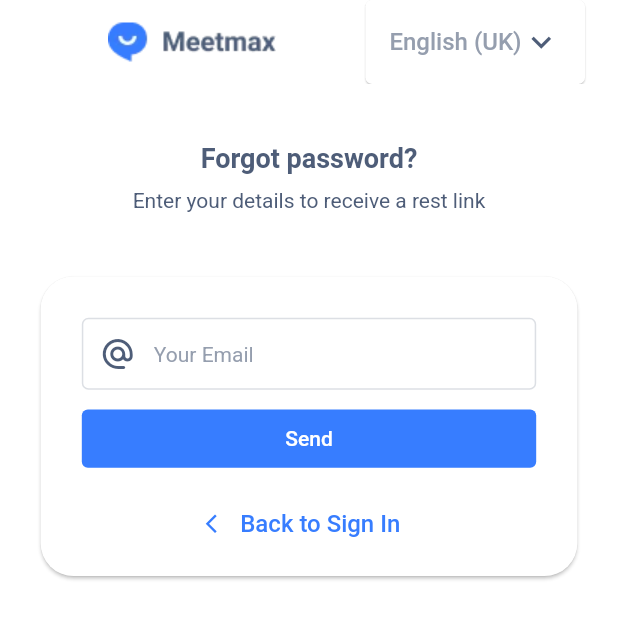
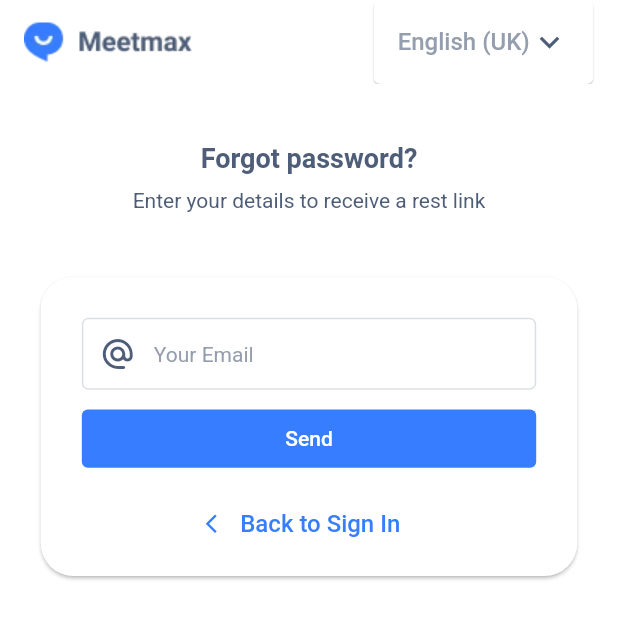
Before and after one commit to Hrkjawad/complex_ui_task, a Flutter app: the ForgotPassword screen opened directly, on a phone screen of 412 x 824 dp. Shown: the top 619 px of the screen. Run offline on Flutter 3.47's test engine with Material 3 defaults, Android fonts, the phone set to English and light mode, and no system bars; our stand-ins replace flutter_riverpod.

Commit message:
Auth Page done

```diff
--- a/lib/widgets/auth_appbar.dart
+++ b/lib/widgets/auth_appbar.dart
@@ -6,10 +6,11 @@ AppBar authAppBar(context){
   return AppBar(
     elevation: 0,
     backgroundColor: Colors.white,
+    automaticallyImplyLeading: false,
     title: Image.asset(ImagesPath.mainLogo),
     actions: [
       Padding(
-        padding: EdgeInsets.only(right: Responsive.sizeW(context, 20)),
+        padding: EdgeInsets.only(right: Responsive.sizeW(context, 15)),
         child: ElevatedButton(
             style: ElevatedButton.styleFrom(
                 backgroundColor: Colors.white,
```
